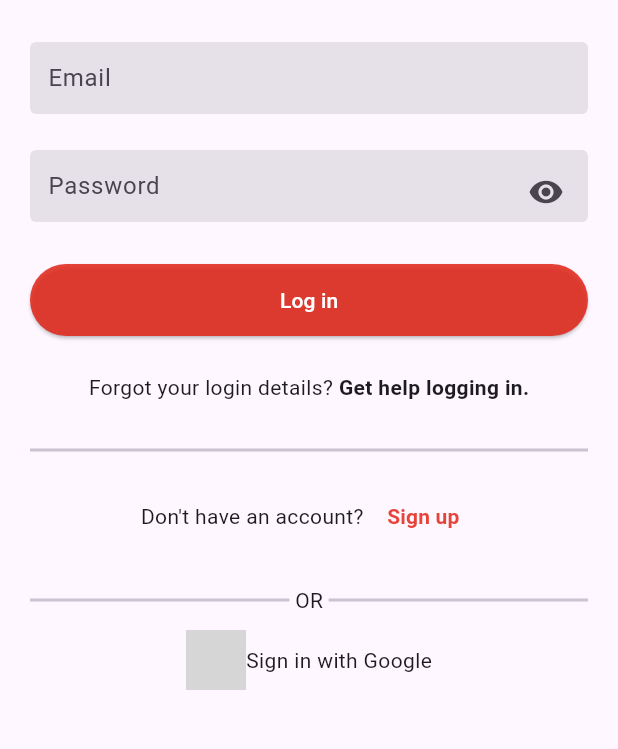
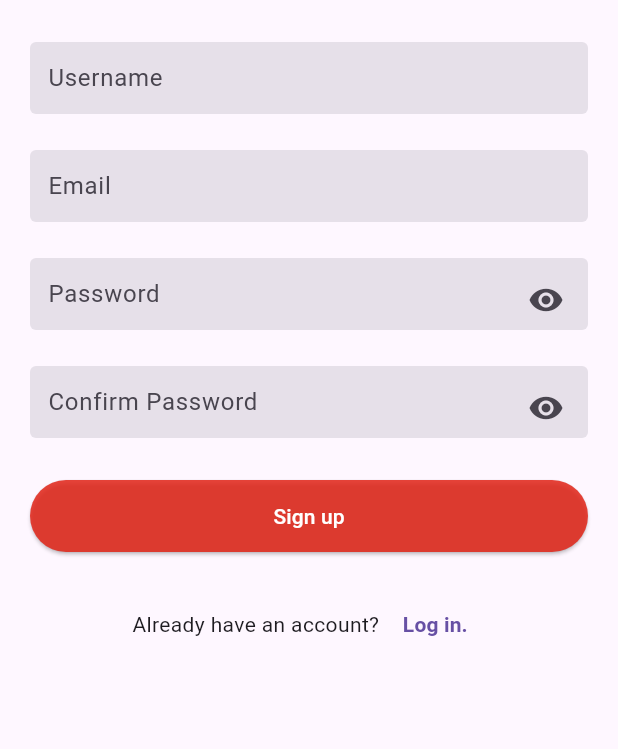
Before and after one commit to JustGodWork/holbertonschool-holbegram, a Flutter app: the LoginScreen screen opened directly, after a tap on "Sign up", on a phone screen of 412 x 824 dp, the part 240-989 px from its top. Run offline on Flutter 3.47's test engine with Material 3 defaults, Android fonts, the phone set to English and light mode, and no system bars; our stand-ins replace firebase_core; accounts and stored records are empty; network calls fail; grey boxes are pictures that could not be loaded.

Commit message:
feat(signup): create SignUpScreen with form fields and navigation to login

```diff
--- a/holbegram/lib/screens/login_screen.dart
+++ b/holbegram/lib/screens/login_screen.dart
@@ -1,4 +1,5 @@
 import 'package:flutter/material.dart';
+import 'package:holbegram/screens/signup_screen.dart';
 import 'package:holbegram/widgets/text_field.dart';
 
 class LoginScreen extends StatefulWidget {
@@ -117,7 +118,12 @@ class _LoginScreenState extends State<LoginScreen> {
                       children: [
                         const Text("Don't have an account? "),
                         TextButton(
-                          onPressed: () {},
+                          onPressed: () {
+                            Navigator.push(
+                              context,
+                              MaterialPageRoute(builder: (context) => const SignUpScreen()),
+                            );
+                          },
                           child: const Text(
                             'Sign up',
                             style: TextStyle(
--- a/holbegram/lib/screens/signup_screen.dart
+++ b/holbegram/lib/screens/signup_screen.dart
@@ -0,0 +1,153 @@
+import 'package:flutter/material.dart';
+import 'package:holbegram/screens/login_screen.dart';
+import 'package:holbegram/widgets/text_field.dart';
+
+class SignUpScreen extends StatefulWidget {
+  const SignUpScreen({super.key});
+
+  @override
+  State<SignUpScreen> createState() => _SignUpScreenState();
+}
+
+class _SignUpScreenState extends State<SignUpScreen> {
+  final TextEditingController emailController = TextEditingController();
+  final TextEditingController usernameController = TextEditingController();
+  final TextEditingController passwordController = TextEditingController();
+  final TextEditingController passwordConfirmController = TextEditingController();
+  bool _passwordVisible = true;
+
+  @override
+  void initState() {
+    super.initState();
+    _passwordVisible = true;
+  }
+
+  @override
+  void dispose() {
+    emailController.dispose();
+    usernameController.dispose();
+    passwordController.dispose();
+    passwordConfirmController.dispose();
+    super.dispose();
+  }
+
+  @override
+  Widget build(BuildContext context) {
+    return Scaffold(
+      body: SingleChildScrollView(
+        child: Column(
+          mainAxisSize: MainAxisSize.min,
+          crossAxisAlignment: CrossAxisAlignment.center,
+          children: [
+            const SizedBox(height: 28),
+            const Text(
+              'Holbegram',
+              style: TextStyle(
+                fontFamily: 'Billabong',
+                fontSize: 50,
+              ),
+            ),
+            Image.asset(
+              'assets/images/logo.png',
+              width: 80,
+              height: 60,
+            ),
+            Padding(
+              padding: const EdgeInsets.symmetric(horizontal: 20),
+              child: Column(
+                children: [
+                  const SizedBox(height: 28),
+                  TextFieldInput(
+                    controller: usernameController,
+                    ispassword: false,
+                    hintText: 'Username',
+                    keyboardType: TextInputType.text,
+                  ),
+                  const SizedBox(height: 24),
+                  TextFieldInput(
+                    controller: emailController,
+                    ispassword: false,
+                    hintText: 'Email',
+                    keyboardType: TextInputType.emailAddress,
+                  ),
+                  const SizedBox(height: 24),
+                  TextFieldInput(
+                    controller: passwordController,
+                    ispassword: !_passwordVisible,
+                    hintText: 'Password',
+                    keyboardType: TextInputType.visiblePassword,
+                    suffixIcon: IconButton(
+                      alignment: Alignment.bottomLeft,
+                      icon: Icon(
+                        _passwordVisible ? Icons.visibility : Icons.visibility_off,
+                      ),
+                      onPressed: () {
+                        setState(() {
+                          _passwordVisible = !_passwordVisible;
+                        });
+                      },
+                    ),
+                  ),
+                  const SizedBox(height: 24),
+                  TextFieldInput(
+                    controller: passwordConfirmController,
+                    ispassword: !_passwordVisible,
+                    hintText: 'Confirm Password',
+                    keyboardType: TextInputType.visiblePassword,
+                    suffixIcon: IconButton(
+                      alignment: Alignment.bottomLeft,
+                      icon: Icon(
+                        _passwordVisible ? Icons.visibility : Icons.visibility_off,
+                      ),
+                      onPressed: () {
+                        setState(() {
+                          _passwordVisible = !_passwordVisible;
+                        });
+                      },
+                    ),
+                  ),
+                  const SizedBox(height: 28),
+                  SizedBox(
+                    height: 48,
+                    width: double.infinity,
+                    child: ElevatedButton(
+                      style: ButtonStyle(
+                        backgroundColor: WidgetStateProperty.all(
+                          const Color.fromARGB(218, 226, 37, 24),
+                        ),
+                      ),
+                      onPressed: () {},
+                      child: const Text(
+                        'Sign up',
+                        style: TextStyle(color: Colors.white),
+                      ),
+                    ),
+                  ),
+                  const SizedBox(height: 24),
+                  Row(
+                    mainAxisAlignment: MainAxisAlignment.center,
+                    children: [
+                      const Text("Already have an account? "),
+                      TextButton(
+                        onPressed: () {
+                           Navigator.push(
+                            context,
+                            MaterialPageRoute(builder: (context) => const LoginScreen()),
+                          );
+                        },
+                        child: const Text(
+                          'Log in.',
+                          style: TextStyle(fontWeight: FontWeight.bold),
+                        ),
+                      ),
+                    ],
+                  ),
+                ],
+              ),
+            ),
+          ],
+        ),
+      ),
+    );
+  }
+}
```
